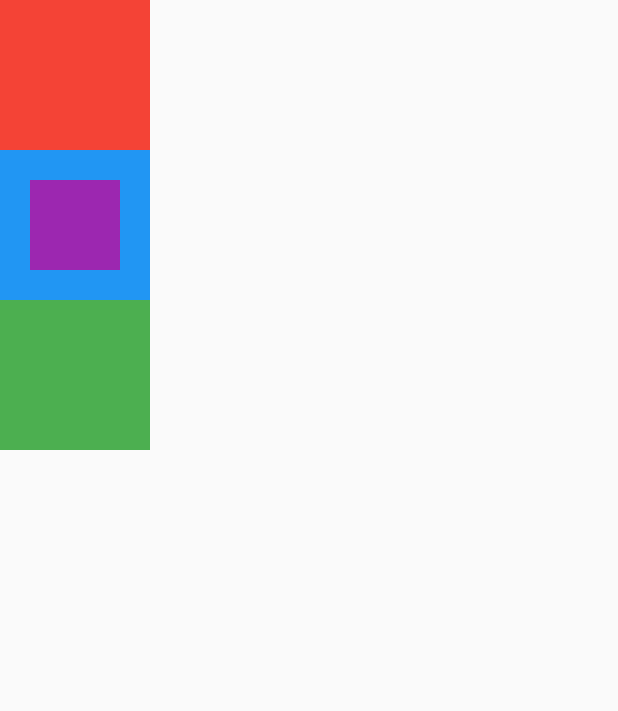
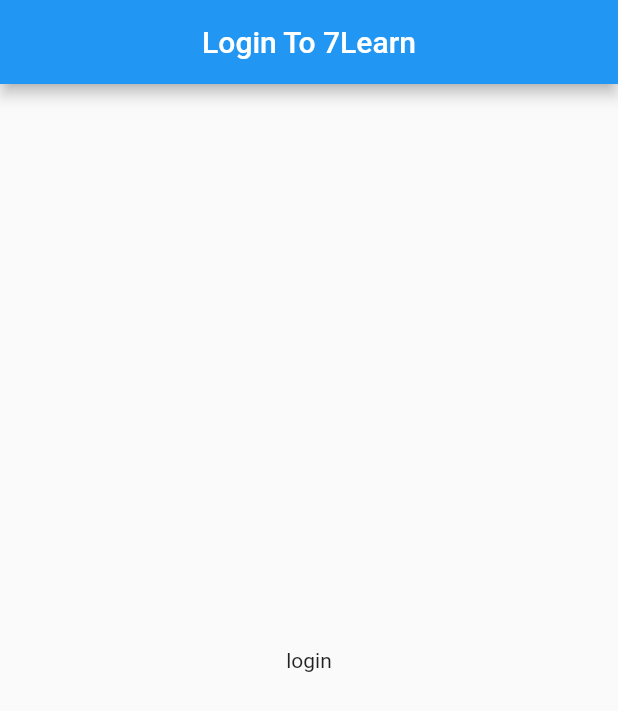
Before and after one commit to amirahmadadibi/7learnCalculateProjectTeaching, a Flutter app: the screen it shows after launch, on a phone screen of 412 x 824 dp. Shown: the top 711 px of the screen. Run offline on Flutter 3.47's test engine with Material 2 defaults, Android fonts, the phone set to English and light mode, and no system bars.

Commit message:
s04-loginapp-E03 adding appbar

```diff
--- a/lib/main.dart
+++ b/lib/main.dart
@@ -11,33 +11,14 @@
   Widget build(BuildContext context) {
     return MaterialApp(
       home: Scaffold(
+        appBar: AppBar(
+          title: Text('Login To 7Learn'),
+          centerTitle: true,
+        ),
         body: SafeArea(
-          child: Column(
-            children: [
-              Container(
-                width: 100,
-                height: 100,
-                color: Colors.red,
-              ),
-              Container(
-                width: 100,
-                height: 100,
-                color: Colors.blue,
-                padding: EdgeInsets.all(20),
-                child: Container(
-                  width: 100,
-                  height: 100,
-                  color: Colors.purple,
-                ),
-              ),
-              Container(
-                width: 100,
-                height: 100,
-                color: Colors.green,
-              )
-            ],
-          ),
-        ),
+            child: Center(
+          child: Text('login'),
+        )),
       ),
     );
   }
```
